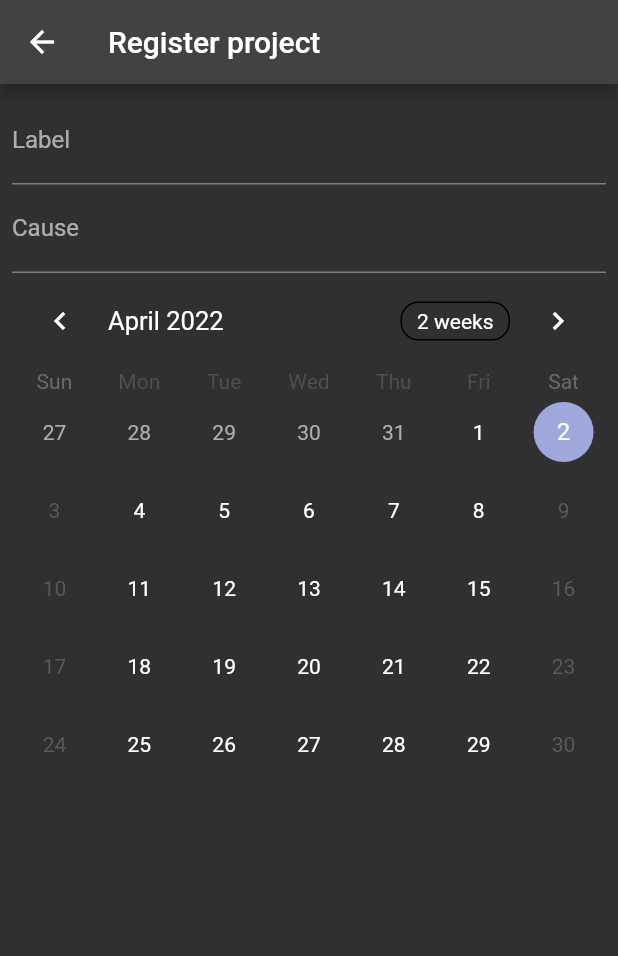
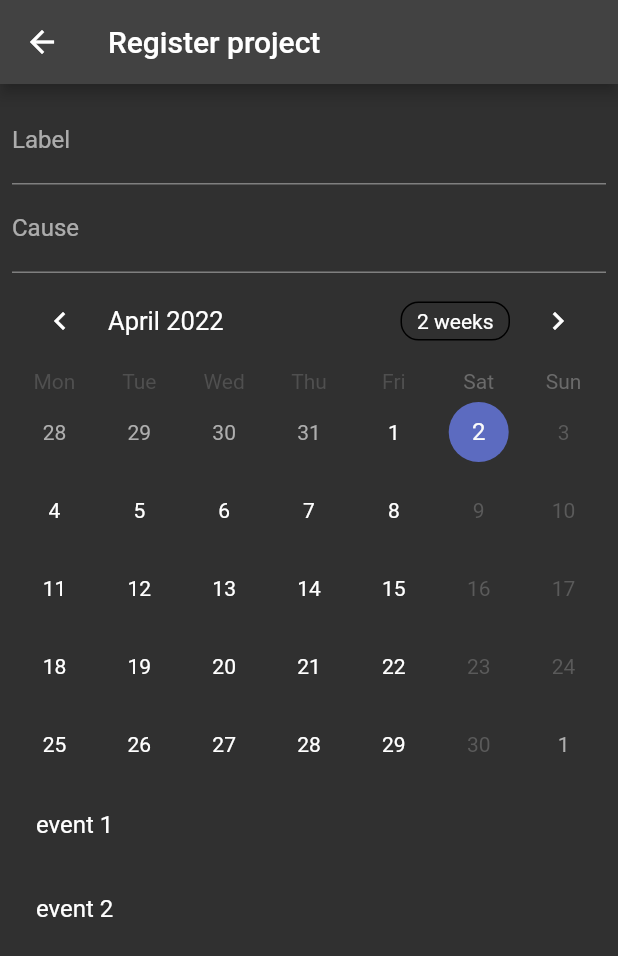
Before and after one commit to stijnschout3n/plmbr, a Flutter app: the AddProject screen opened directly with empty values, on a phone screen of 412 x 824 dp. Shown: the top 956 px of the screen. Run offline on Flutter 3.47's test engine with Material 2 defaults, Android fonts, the phone set to English and light mode, and no system bars; drawn by our look-alikes of table_calendar; our stand-ins replace cloud_firestore, easy_localization, firebase_auth, firebase_core, font_awesome_flutter, google_sign_in and 4 more; missing offline and left inert: dart:ffi, searchable_listview; accounts and stored records are empty.

Commit message:
worked on calendar

```diff
--- a/lib/crm/AddProject.dart
+++ b/lib/crm/AddProject.dart
@@ -24,6 +24,19 @@ class _AddProjectState extends State<AddProject> {
   final TextEditingController _labelController = TextEditingController();
   final TextEditingController _causeController = TextEditingController();
 
+  CalendarFormat _calendarFormat = CalendarFormat.month;
+  DateTime _focusedDay = DateTime.now();
+  late final ValueNotifier<List<CalendarDateObject>> _selectedEvents;
+  DateTime? _selectedDay;
+
+  @override
+  void initState() {
+    super.initState();
+
+    _selectedDay = _focusedDay;
+    _selectedEvents = ValueNotifier(_getAppointments(_selectedDay!));
+  }
+
   @override
   Widget build(BuildContext context) {
     return Scaffold(
@@ -32,12 +45,10 @@ class _AddProjectState extends State<AddProject> {
       ),
       body: Padding(
         padding: EdgeInsets.symmetric(horizontal: 8.0, vertical: 8.0),
-        child: SingleChildScrollView(
-          scrollDirection: Axis.vertical,
         child: Form(
           key: _formKey,
           child: Column(
-              mainAxisAlignment: MainAxisAlignment.center,
+            mainAxisAlignment: MainAxisAlignment.start,
             children: <Widget>[
               TextFormField(
                 focusNode: _labelFocusNode,
@@ -56,13 +67,64 @@ class _AddProjectState extends State<AddProject> {
                   decoration: InputDecoration(labelText: tr("cause"), hintText: tr("cause-of-the-project")),
                   textInputAction: TextInputAction.done,
                   onFieldSubmitted: (String value) => _submitForm()),
-                TableCalendar(focusedDay: DateTime.now(), firstDay: DateTime(2019, 1, 1), lastDay: DateTime(2023, 1, 1))
+              TableCalendar(
+                availableGestures: AvailableGestures.horizontalSwipe,
+                focusedDay: _focusedDay,
+                startingDayOfWeek: StartingDayOfWeek.monday,
+                firstDay: DateTime(2019, 1, 1),
+                lastDay: DateTime(2023, 1, 1),
+                locale: context.locale.toString(),
+                calendarFormat: _calendarFormat,
+                selectedDayPredicate: (day) {
+                  return isSameDay(_selectedDay, day);
+                },
+                onDaySelected: (selectedDay, focusedDay) {
+                  if (!isSameDay(_selectedDay, selectedDay)) {
+                    setState(() {
+                      _selectedDay = selectedDay;
+                      _focusedDay = focusedDay;
+                    });
+                    _selectedEvents.value = _getAppointments(selectedDay);
+                  }
+                },
+                onFormatChanged: (format) {
+                  if (_calendarFormat != format) {
+                    setState(() {
+                      _calendarFormat = format;
+                    });
+                  }
+                },
+                onPageChanged: (focusedDay) {
+                  _focusedDay = focusedDay;
+                },
+              ),
+              Container(
+                height: 100.0,
+                child: ValueListenableBuilder<List<CalendarDateObject>>(
+                  valueListenable: _selectedEvents,
+                  builder: (BuildContext context, List<CalendarDateObject> value, Widget? child) {
+                    return ListView.builder(
+                      itemCount: value.length,
+                      itemBuilder: (context, index) {
+                        return Container(
+                          child: ListTile(
+                            title: Text(value[index].label),
+                          ),
+                        );
+                      },
+                    );
+                  },
+                ),
+              ),
             ],
           ),
         ),
       ),
-      ),
     );
+  }
+
+  List<CalendarDateObject> _getAppointments(DateTime day) {
+    return [CalendarDateObject(label: "event 1"), CalendarDateObject(label: "event 2")];
   }
 
   _nextFocus(FocusNode focusNode) {
--- a/lib/services/models.dart
+++ b/lib/services/models.dart
@@ -8,16 +8,20 @@ part 'models.g.dart';
 @JsonSerializable()
 class CalendarDateObject {
   bool fullDay;
+  String label;
   String startTimeStamp;
   String endTimeStamp;
   String uid;
+  String project;
   String customer;
   String fid;
 
   CalendarDateObject(
       {this.fullDay = false,
+      this.label = "",
       this.startTimeStamp = "",
       this.endTimeStamp = "",
+      this.project = "",
       this.uid = "",
       this.customer = "",
       this.fid = ""});
```
Also changed, not shown: lib/services/firestore.dart (+11 -0 lines), lib/services/models.g.dart. Lines whose indentation alone changed are shown as unchanged.
